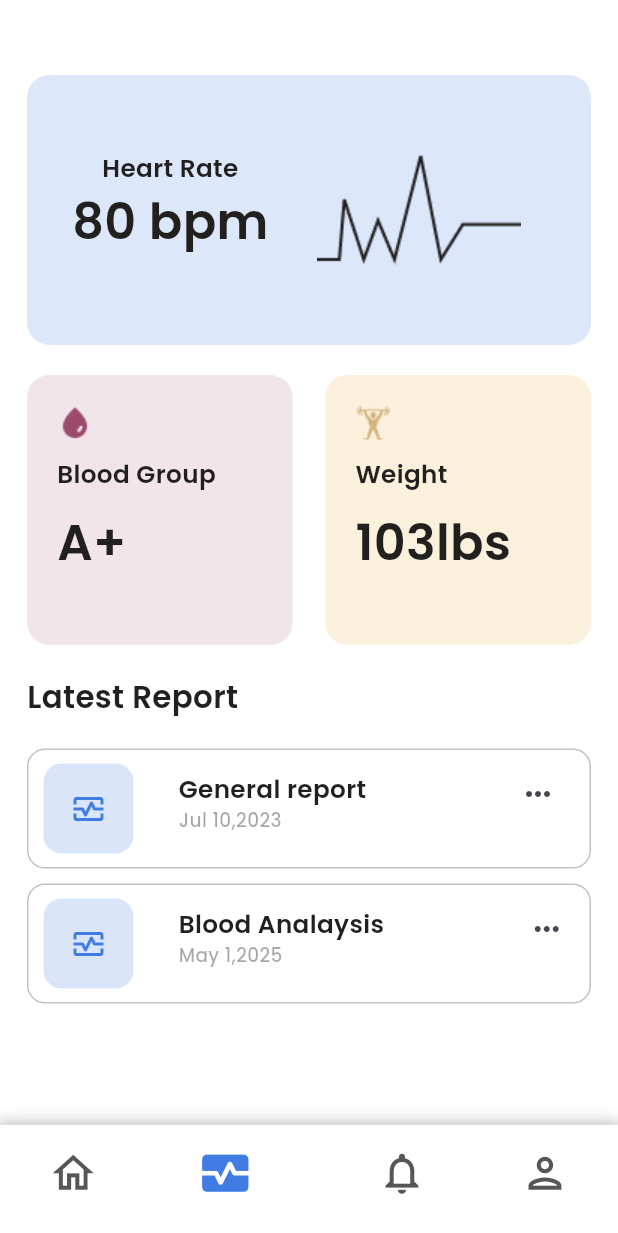
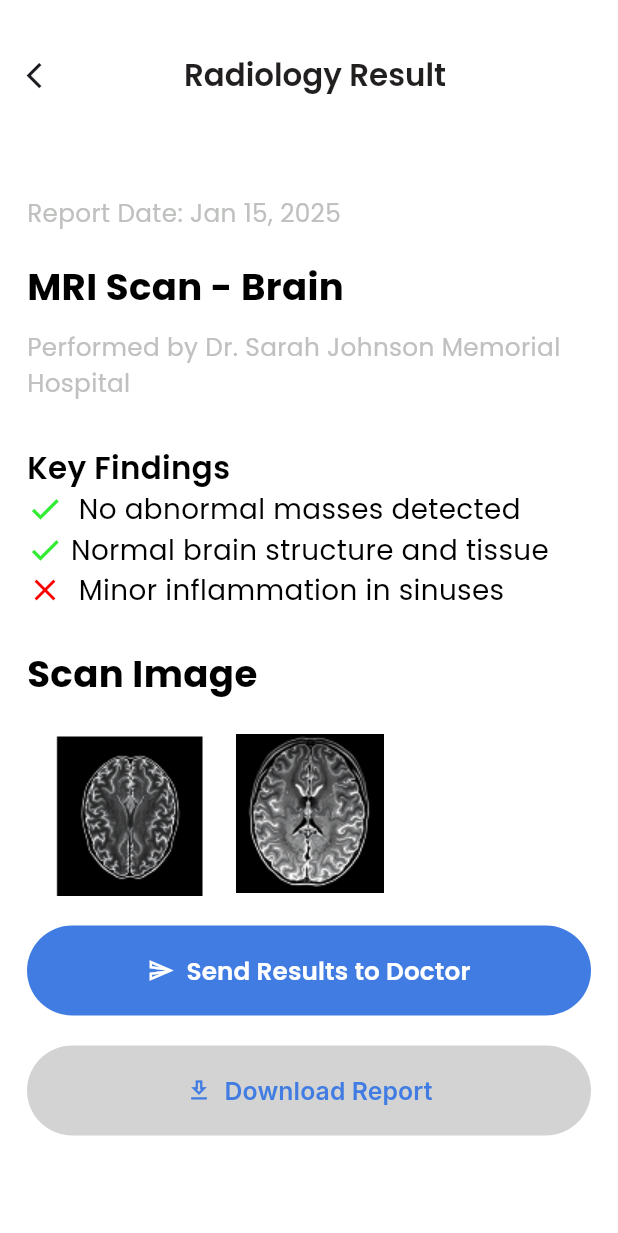
Before and after one commit to ghinah8/HealthCareApp, a Flutter app: the screen it shows after launch, on a phone screen of 412 x 824 dp. Shown: the top 1233 px of the screen. Run offline on Flutter 3.47's test engine with Material 3 defaults, Android fonts, the phone set to English and light mode, and no system bars; our stand-ins replace flutter_map, get, google_fonts, image_picker, latlong2, lottie and 2 more.

Commit message:
radiology_screen

```diff
--- a/lib/core/const_data/app_colors.dart
+++ b/lib/core/const_data/app_colors.dart
@@ -24,4 +24,6 @@ class Mycolor {
   static const backgroungcolor = Color(0xffF9F8F8);
   static const container1color = Color(0xffB2748C);
   static const container2color = Color(0xffFBF0DC);
+  static const radiologyresult = Color(0xffBFC1BF);
+  static const check = Color.fromARGB(255, 50, 236, 50);
 }
--- a/lib/core/const_data/app_image.dart
+++ b/lib/core/const_data/app_image.dart
@@ -26,6 +26,8 @@ class AppImage {
   static String heartbeat = '$imagesRoot/Vector12.png';
   static String weightlifting =
       '$imagesRoot/weight-lifting-up-svgrepo-com 1.png';
+  static String brain1 = '$imagesRoot/brain1.png';
+  static String brain2 = '$imagesRoot/brain2.png';
 
   //icon
 
--- a/lib/core/const_data/text_style.dart
+++ b/lib/core/const_data/text_style.dart
@@ -353,4 +353,24 @@ class FontStyles {
     fontWeight: FontWeight.w500,
     fontSize: SizeConfig.blockWidth * 3, // الحجم النسبي
   );
+  static final reportdate = GoogleFonts.poppins(
+    color: Mycolor.radiologyresult,
+    fontWeight: FontWeight.w400,
+    fontSize: SizeConfig.blockWidth * 4, // الحجم النسبي
+  );
+  static final mri = GoogleFonts.poppins(
+    color: Mycolor.black,
+    fontWeight: FontWeight.w700,
+    fontSize: SizeConfig.blockWidth * 6, // الحجم النسبي
+  );
+  static final keyfinding = GoogleFonts.poppins(
+    color: Mycolor.black,
+    fontWeight: FontWeight.w600,
+    fontSize: SizeConfig.blockWidth * 5, // الحجم النسبي
+  );
+  static final sgins = GoogleFonts.poppins(
+    color: Mycolor.black,
+    fontWeight: FontWeight.w400,
+    fontSize: SizeConfig.blockWidth * 4.5, // الحجم النسبي
+  );
 }
--- a/lib/main.dart
+++ b/lib/main.dart
@@ -15,7 +15,7 @@ class MyApp extends StatelessWidget {
     return GetMaterialApp(
       debugShowCheckedModeBanner: false,
       getPages: Routes.pages,
-      initialRoute: Routes.reportesScreen,
+      initialRoute: Routes.radiologyresult,
     );
   }
 }
--- a/lib/routes.dart
+++ b/lib/routes.dart
@@ -1,6 +1,7 @@
 import 'package:get/get.dart';
 import 'package:healthcare/view/Ambulance/Ambulance_Screen/Ambulance_Screen.dart';
 import 'package:healthcare/view/Appointment/Appointment_Screen/Appointment_Screen.dart';
+import 'package:healthcare/view/RadiologyResult/radiology_screen/radiology_screen.dart';
 import 'package:healthcare/view/Reportes/report_screen/report_screen.dart';
 import 'package:healthcare/view/auth/sginin/sginin.dart';
 import 'package:healthcare/view/auth/sginup/sginup_screen.dart';
@@ -36,6 +37,7 @@ class Routes {
   static const String ambulanceScreen = '/AmbulanceScreen';
   static const String appointmentScreen = '/appointmentscreen';
   static const String reportesScreen = '/reportscreen';
+  static const String radiologyresult = '/radiologyresult';
   static final List<GetPage> pages = [
     GetPage(name: '/home_screen', page: () => HomeScreen()),
     GetPage(name: '/sign_up_screen', page: () => SignupScreen()),
@@ -54,5 +56,6 @@ class Routes {
     GetPage(name: '/AmbulanceScreen', page: () => AmbulanceScreen()),
     GetPage(name: '/appointmentscreen', page: () => AppointmentScreen()),
     GetPage(name: '/reportscreen', page: () => ReportScreen()),
+    GetPage(name: '/radiologyresult', page: () => RadiologyScreen()),
   ];
 }
--- /dev/null
+++ b/lib/view/RadiologyResult/radiology_screen/radiology_screen.dart
@@ -0,0 +1,151 @@
+import 'package:flutter/material.dart';
+import 'package:healthcare/core/const_data/app_colors.dart';
+import 'package:healthcare/core/const_data/app_image.dart';
+import 'package:healthcare/core/const_data/text_style.dart';
+import 'package:healthcare/media_query_service.dart';
+import 'package:healthcare/widget/general_widget/back_button.dart';
+import 'package:healthcare/widget/general_widget/button_custom.dart';
+
+class RadiologyScreen extends StatelessWidget {
+  const RadiologyScreen({super.key});
+
+  @override
+  Widget build(BuildContext context) {
+    SizeConfig().init(context);
+    return Scaffold(
+      backgroundColor: Mycolor.white,
+      appBar: AppBar(
+        backgroundColor: Mycolor.white,
+        title: Center(
+          child: Padding(
+            padding: const EdgeInsets.only(right: 48.0),
+            child: Text(
+              'Radiology Result',
+              style: FontStyles.pharmacy,
+            ),
+          ),
+        ),
+        leading: Backbutton(),
+        toolbarHeight: 100,
+      ),
+      body: Padding(
+        padding: const EdgeInsets.symmetric(horizontal: 18.0),
+        child: Column(
+          crossAxisAlignment: CrossAxisAlignment.start,
+          children: [
+            SizedBox(
+              height: 30,
+            ),
+            Text(
+              'Report Date: Jan 15, 2025',
+              style: FontStyles.reportdate,
+            ),
+            SizedBox(
+              height: 20,
+            ),
+            Text(
+              'MRI Scan - Brain',
+              style: FontStyles.mri,
+            ),
+            SizedBox(
+              height: 10,
+            ),
+            Text(
+              'Performed by Dr. Sarah Johnson Memorial Hospital',
+              style: FontStyles.reportdate,
+              maxLines: 2,
+            ),
+            SizedBox(
+              height: 30,
+            ),
+            Text(
+              'Key Findings',
+              style: FontStyles.keyfinding,
+            ),
+            Row(
+              children: [
+                Icon(
+                  Icons.check,
+                  color: Mycolor.check,
+                ),
+                Text(
+                  '  No abnormal masses detected',
+                  style: FontStyles.sgins,
+                )
+              ],
+            ),
+            Row(
+              children: [
+                Icon(
+                  Icons.check,
+                  color: Mycolor.check,
+                ),
+                Text(
+                  ' Normal brain structure and tissue',
+                  style: FontStyles.sgins,
+                )
+              ],
+            ),
+            Row(
+              children: [
+                Icon(
+                  Icons.close,
+                  color: Mycolor.redcolor,
+                ),
+                Text(
+                  '  Minor inflammation in sinuses',
+                  style: FontStyles.sgins,
+                )
+              ],
+            ),
+            SizedBox(
+              height: 25,
+            ),
+            Text(
+              'Scan Image',
+              style: FontStyles.mri,
+            ),
+            SizedBox(
+              height: 20,
+            ),
+            Row(
+              children: [
+                Image.asset(AppImage.brain1),
+                SizedBox(
+                  width: 20,
+                ),
+                Image.asset(AppImage.brain2)
+              ],
+            ),
+            SizedBox(
+              height: 20,
+            ),
+            ButtonCustom(
+              textbutton: 'Send Results to Doctor',
+              colorbutton: Mycolor.lightblue,
+              hieght: 60,
+              width: double.infinity,
+              textstyel: FontStyles.buy,
+              onpressed: () {},
+              iconData: Icons.send_outlined,
+              iconcolor: Mycolor.white,
+            ),
+            SizedBox(
+              height: 20,
+            ),
+            ButtonCustom(
+              textbutton: 'Download Report',
+              colorbutton: Mycolor.grey.withAlpha(50),
+              hieght: 60,
+              width: double.infinity,
+              textstyel: FontStyles.sginupbutton,
+              onpressed: () {},
+              iconData: Icons.download_outlined,
+              iconcolor: Mycolor.lightblue,
+            ),
+          ],
+        ),
+      ),
+    );
+  }
+}
--- a/lib/widget/general_widget/button_custom.dart
+++ b/lib/widget/general_widget/button_custom.dart
@@ -10,12 +10,16 @@ class ButtonCustom extends StatelessWidget {
       required this.hieght,
       required this.width,
       required this.textstyel,
-      required this.onpressed});
+      required this.onpressed,
+      this.iconData,
+      this.iconcolor});
   final String textbutton;
   final Color colorbutton;
   final double hieght;
   final double width;
   final TextStyle textstyel;
+  final IconData? iconData;
+  final Color? iconcolor;
   var onpressed;
   @override
   Widget build(BuildContext context) {
@@ -27,11 +31,24 @@ class ButtonCustom extends StatelessWidget {
         child: TextButton(
           onPressed: onpressed,
           child: Center(
-            child: Text(
+            child: Row(
+              mainAxisSize: MainAxisSize.min,
+              children: [
+                if (iconData != null)
+                  Padding(
+                    padding: const EdgeInsets.only(right: 8.0),
+                    child: Icon(
+                      iconData,
+                      color: iconcolor,
+                    ),
+                  ),
+                Text(
                   textbutton,
                   style: textstyel,
                 ),
-          )),
-    );
+              ],
+            ),
+          ),
+        ));
   }
 }
```
Also changed, not shown: assets/image/brain1.png (added), assets/image/brain2.png (added), lib/view/RadiologyResult/radiology_controller/radiology_controller.dart (added). Lines whose indentation alone changed are shown as unchanged.
